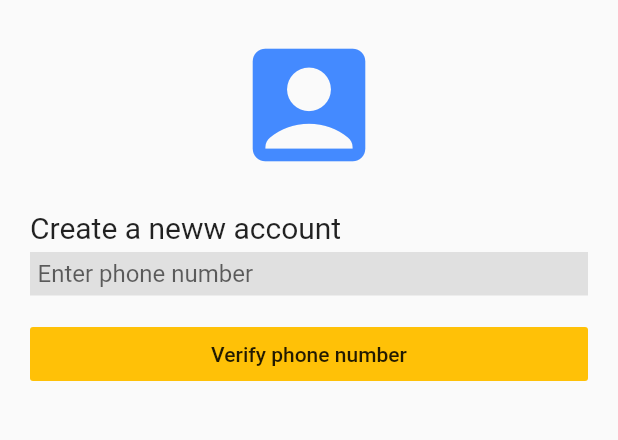
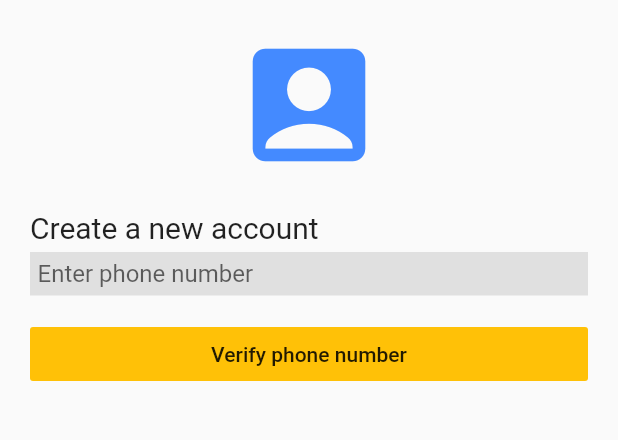
Before and after one commit to cqmyoe/streaks-mobile, a Flutter app: the screen it shows after launch, after a tap on "Continue", on a phone screen of 412 x 824 dp, the part 255-695 px from its top. Run offline on Flutter 3.47's test engine with Material 2 defaults, Android fonts, the phone set to English and light mode, and no system bars; missing offline and left inert: amplify_auth_cognito, amplify_core.

```diff
--- /dev/null
+++ b/lib/amplifyconfiguration.dart
@@ -0,0 +1,26 @@
+const amplifyconfig = '''{
+  "UserAgent": "aws-amplify-cli/2.0",
+  "Version": "1.0",
+  "auth": {
+      "plugins": {
+          "awsCognitoAuthPlugin": {
+              "IdentityManager": {
+                  "Default": {}
+              },
+              "CognitoUserPool": {
+                  "Default": {
+                      "PoolId": "ap-southeast-1_p0lZgJ16z",
+                      "AppClientId": "tgadtu7fjqg9pg7qug97uded4",
+                      "AppClientSecret": "kfilpne5q7605vmp48448lrugjlsld4sadams6d87lvlta5buqr",
+                      "Region": "ap-southeast-1"
+                  }
+              },
+              "Auth": {
+                  "Default": {
+                      "authenticationFlowType": "USER_SRP_AUTH"
+                  }
+              }
+          }
+      }
+  }
+}''';
--- a/lib/main.dart
+++ b/lib/main.dart
@@ -1,4 +1,8 @@
 import 'package:flutter/material.dart';
+import 'package:amplify_auth_cognito/amplify_auth_cognito.dart';
+import 'package:amplify_core/amplify_core.dart';
+import 'amplifyconfiguration.dart';
+
 import 'package:Streaks/sign_up_phone_no.dart';
 import 'package:Streaks/splash_screen.dart';
 import 'package:Streaks/sign_up_otp.dart';
@@ -8,7 +12,40 @@ void main() {
   runApp(MyApp());
 }
 
-class MyApp extends StatelessWidget {
+class MyApp extends StatefulWidget {
+  @override
+  _MyAppState createState() => _MyAppState();
+}
+
+class _MyAppState extends State<MyApp> {
+  bool _amplifyConfigured = false;
+
+  // Instantiate Amplify
+  Amplify amplifyInstance = Amplify();
+
+  @override
+  void initState() {
+    super.initState();
+    _configureAmplify();
+  }
+
+  void _configureAmplify() async {
+    if (!mounted) return;
+
+    AmplifyAuthCognito authPlugin = AmplifyAuthCognito();
+    amplifyInstance.addPlugin(authPlugins: [authPlugin]);
+
+    await amplifyInstance.configure(amplifyconfig);
+
+    try {
+      setState(() {
+        _amplifyConfigured = true;
+      });
+    } catch (e) {
+      print(e);
+    }
+  }
+
   @override
   Widget build(BuildContext context) {
     return MaterialApp(
--- a/lib/sign_up_phone_no.dart
+++ b/lib/sign_up_phone_no.dart
@@ -1,7 +1,27 @@
 import 'package:flutter/material.dart';
+import 'package:amplify_auth_cognito/amplify_auth_cognito.dart';
+import 'package:amplify_core/amplify_core.dart';
+import 'dart:math';
 
-class SignUpPhoneNo extends StatelessWidget {
-  // This widget is the root of your application.
+String generateRandomString(int len) {
+  var r = Random();
+  return String.fromCharCodes(List.generate(len, (index) => r.nextInt(33) + 89));
+}
+
+class SignUpPhoneNo extends StatefulWidget {
+  @override
+  _SignUpPhoneNo createState() => _SignUpPhoneNo();
+}
+
+class _SignUpPhoneNo extends State<SignUpPhoneNo> {
+  final phoneNumController = TextEditingController();
+
+  @override
+  void dispose() {
+    phoneNumController.dispose();
+    super.dispose();
+  }
+
   @override
   Widget build(BuildContext context) {
     return MaterialApp(
@@ -49,7 +69,7 @@ class SignUpPhoneNo extends StatelessWidget {
             Container(
               padding: EdgeInsets.fromLTRB(20.0, 0.0, 20.0, 0.0),
               child: Text(
-                'Create a neww account',
+                'Create a new account',
                 textAlign: TextAlign.left,
                 style: TextStyle(
                   fontSize: 20.0,
@@ -61,6 +81,7 @@ class SignUpPhoneNo extends StatelessWidget {
               margin: EdgeInsets.symmetric(vertical:5.0, horizontal: 20.0),
               color: Colors.grey[300],
               child: TextField(
+                controller: phoneNumController,
                 decoration: InputDecoration.collapsed(hintText: 'Enter phone number'),
               ),
             ),
@@ -70,8 +91,29 @@ class SignUpPhoneNo extends StatelessWidget {
                   children: <Widget> [
                     Expanded(
                       child: FlatButton(
-                        onPressed: () {
-                          Navigator.pushNamed(context, '/SignUpOTP');
+                        onPressed: () async {
+                          try {
+                            String randomId = generateRandomString(15) + '256UPPERCASE';
+                            Map<String, dynamic> userAttributes = {
+                              "name": randomId + "@domain.com",
+                              "family_name": randomId + " sirname",
+                              "gender": "Male",
+                              "birthdate": "1991-09-14",
+                              "phone_number": phoneNumController.text,
+                              "updated_at": (new DateTime.now().millisecondsSinceEpoch/1000).floor().toString(),
+                            };
+                            SignUpResult res = await Amplify.Auth.signUp(
+                                username: userAttributes['phone_number'],
+                                password: randomId,
+                                options: CognitoSignUpOptions(
+                                    userAttributes: userAttributes
+                                )
+                            );
+                            print(res);
+                            Navigator.pushNamed(context, '/SignUpOTP');
+                          } on AuthError catch (e) {
+                            print(e);
+                          }
                         },
                         child: Text('Verify phone number'),
                         color: Colors.amber,
--- a/pubspec.yaml
+++ b/pubspec.yaml
@@ -25,8 +25,6 @@ dependencies:
     sdk: flutter
   amplify_core: '<1.0.0'
   amplify_auth_cognito: '<1.0.0'
-  amplify_analytics_pinpoint: '<1.0.0'
-
 
   # The following adds the Cupertino Icons font to your application.
   # Use with the CupertinoIcons class for iOS style icons.
```
Also changed, not shown: amplify.json (added, +13 -0 lines), pubspec.lock.
